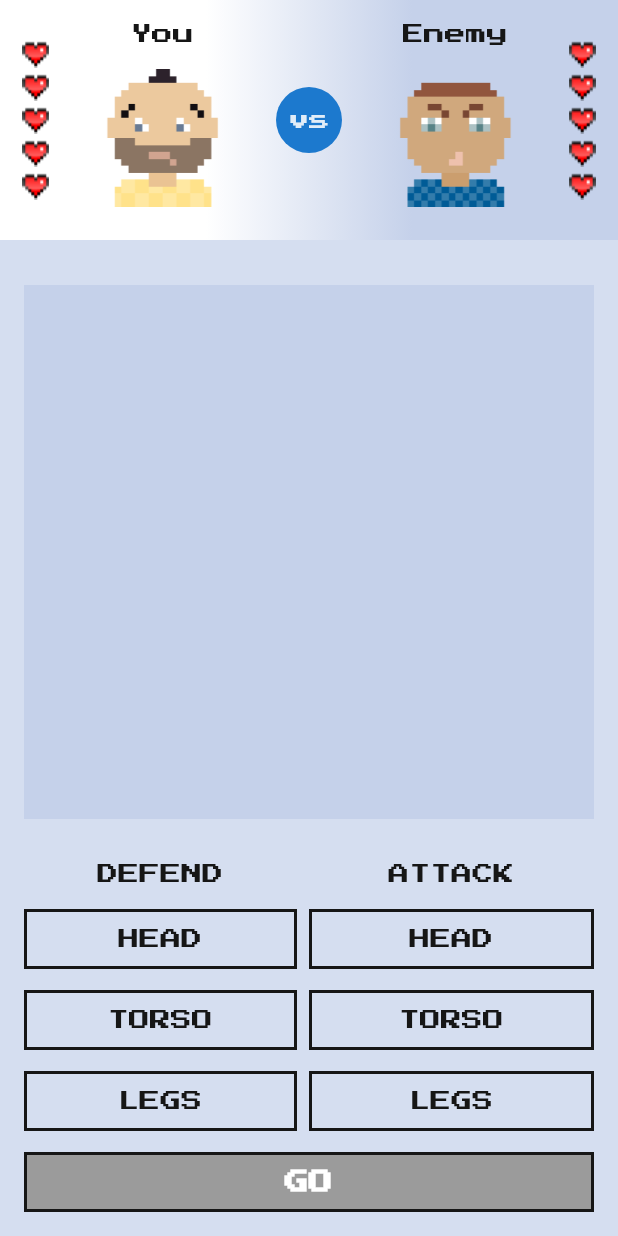
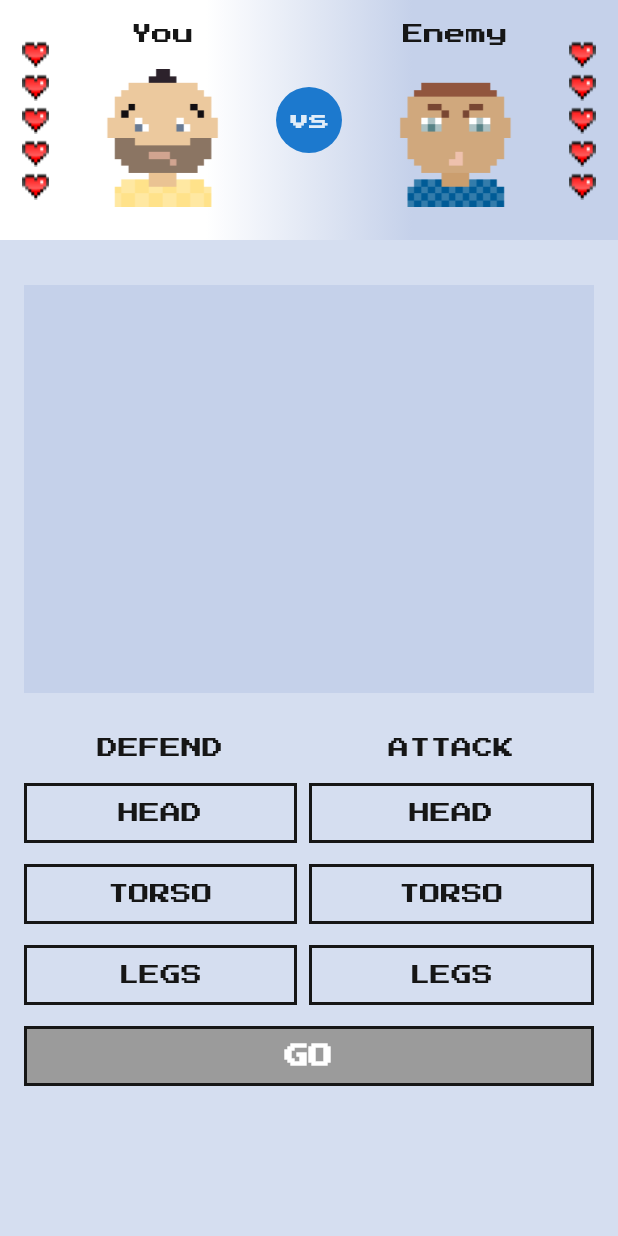
Before and after one commit to iAmTosuj/fight, a Flutter app: the FightPage screen opened directly, on a phone screen of 412 x 824 dp. Run offline on Flutter 3.47's test engine with Material 2 defaults, Android fonts, the phone set to English and light mode, and no system bars; our stand-ins replace bloc, flutter_bloc, google_fonts, shared_preferences; accounts and stored records are empty.

```diff
--- a/lib/ui/fight_page/fight_page.dart
+++ b/lib/ui/fight_page/fight_page.dart
@@ -36,13 +36,14 @@ class FightPage extends StatelessWidget {
               ),
               Expanded(
                   child: BlocBuilder<FightPageBloc, FightPageState>(
+                buildWhen: (prev, state) {
+                  return prev.enemyFightInfoText != state.enemyFightInfoText ||
+                      prev.youFightInfoText != state.youFightInfoText ||
+                      prev.gameOverText != state.gameOverText;
+                },
                 builder: (context, state) {
-                    return Column(
-                      children: [
-                        Expanded(
-                            child: Padding(
-                          padding: EdgeInsets.symmetric(
-                              horizontal: 16, vertical: 30),
+                  return Padding(
+                    padding: EdgeInsets.symmetric(horizontal: 16, vertical: 30),
                     child: SizedBox(
                         width: double.infinity,
                         height: double.infinity,
@@ -54,7 +55,19 @@ class FightPage extends StatelessWidget {
                             gameOverText: state.gameOverText,
                           ),
                         )),
+                  );
+                },
               )),
+              Expanded(
+                child: BlocBuilder<FightPageBloc, FightPageState>(
+                  buildWhen: (prev, state) {
+                    return prev.attackingBodyPart != state.attackingBodyPart ||
+                        prev.defendingBodyPart != state.defendingBodyPart ||
+                        prev.gameOverText != state.gameOverText;
+                  },
+                  builder: (context, state) {
+                    return Column(
+                      children: [
                         Padding(
                           padding: const EdgeInsets.only(
                               left: 16, right: 16, bottom: 14.0),
```
Lines whose indentation alone changed are shown as unchanged.
